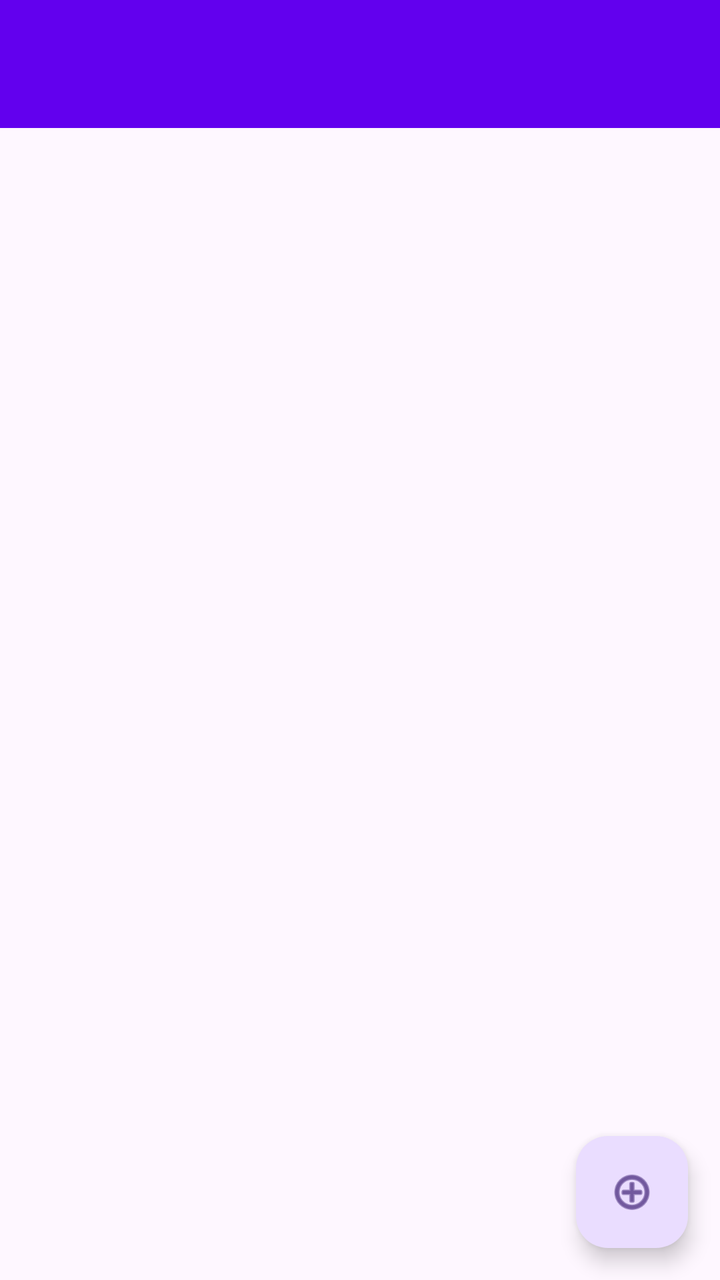
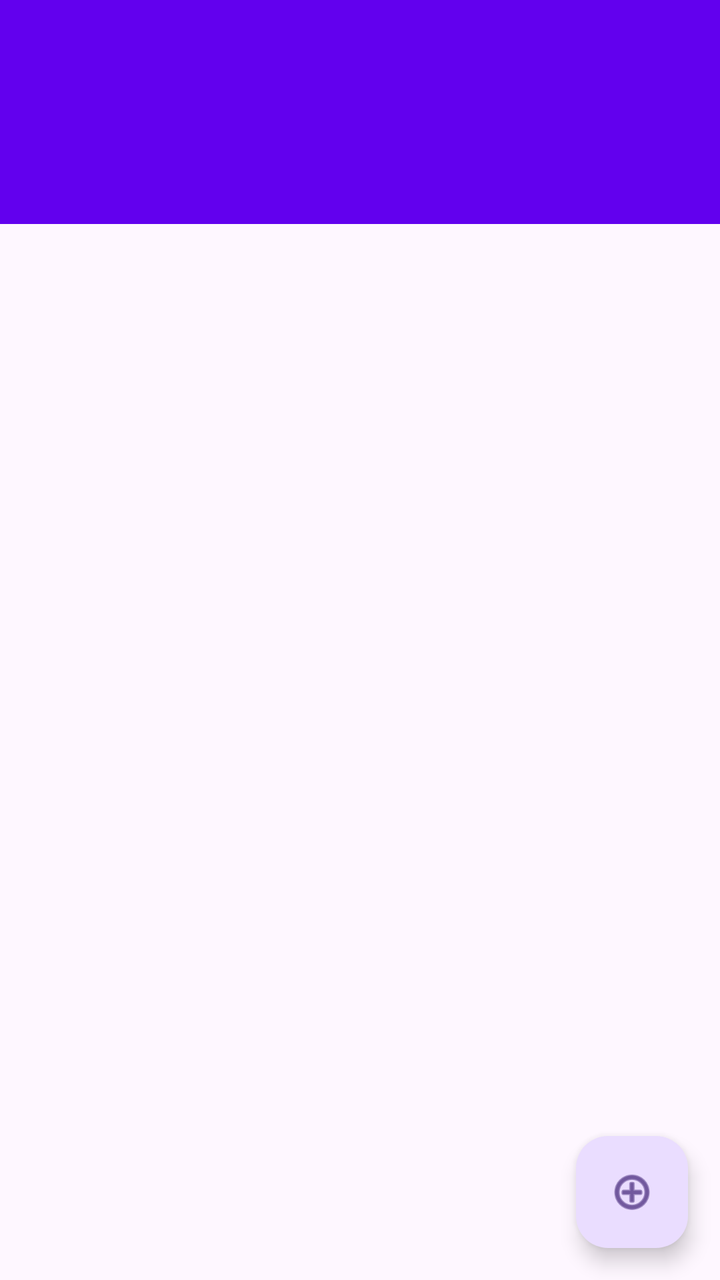

An Android layout rendered at two revisions. The XML below is the earlier revision; the diff shows what the commit changed to produce the second picture.
<!-- AndroidManifest.xml: application theme Theme.ReadAloud -->
<!-- res/layout/activity_main.xml -->
<?xml version="1.0" encoding="utf-8"?>
<androidx.coordinatorlayout.widget.CoordinatorLayout xmlns:android="http://schemas.android.com/apk/res/android"
    xmlns:app="http://schemas.android.com/apk/res-auto"
    android:layout_width="match_parent"
    android:layout_height="match_parent"
    android:fitsSystemWindows="true">

    <com.google.android.material.appbar.AppBarLayout
        android:layout_width="match_parent"
        android:layout_height="wrap_content"
        android:theme="@style/Theme.ReadAloud.AppBarOverlay">

        <androidx.appcompat.widget.Toolbar
            android:id="@+id/toolbar"
            android:layout_width="match_parent"
            android:layout_height="?attr/actionBarSize"
            android:background="?attr/colorPrimary"
            app:popupTheme="@style/Theme.ReadAloud.PopupOverlay" />

    </com.google.android.material.appbar.AppBarLayout>

    <androidx.recyclerview.widget.RecyclerView
        android:id="@+id/recyclerView"
        android:layout_width="match_parent"
        android:layout_height="match_parent"
        android:padding="16dp"
        android:clipToPadding="false"
        app:layout_behavior="@string/appbar_scrolling_view_behavior" />

    <com.google.android.material.floatingactionbutton.FloatingActionButton
        android:id="@+id/fab"
        android:layout_width="wrap_content"
        android:layout_height="wrap_content"
        android:layout_gravity="bottom|end"
        android:layout_margin="16dp"
        android:src="@android:drawable/ic_menu_add"
        android:contentDescription="@string/add_text" />

</androidx.coordinatorlayout.widget.CoordinatorLayout>
<!-- resources referenced by this layout -->
<resources>
  <string name="add_text">Add Text</string>
  <string name="appbar_scrolling_view_behavior">com.google.android.material.appbar.AppBarLayout$ScrollingViewBehavior</string>
  <style name="Theme.ReadAloud.AppBarOverlay" parent="ThemeOverlay.Material3.Dark.ActionBar" />
  <style name="Theme.ReadAloud.PopupOverlay" parent="ThemeOverlay.Material3.Light" />
  <style name="Theme.ReadAloud" parent="Theme.Material3.DayNight.NoActionBar">
          <item name="colorPrimary">@color/purple_700</item>
          <item name="colorPrimaryVariant">@color/purple_200</item>
          <item name="colorOnPrimary">@color/white</item>
          <item name="colorSecondary">@color/teal_200</item>
          <item name="colorSecondaryVariant">@color/teal_700</item>
          <item name="colorOnSecondary">@color/black</item>
          <item name="android:statusBarColor">?attr/colorPrimaryVariant</item>
      </style>
  <color name="purple_700">#FF6200EE</color>
  <color name="purple_200">#FFBB86FC</color>
  <color name="white">#FFFFFFFF</color>
  <color name="teal_200">#FF03DAC5</color>
  <color name="teal_700">#FF018786</color>
  <color name="black">#FF000000</color>
</resources>

<!-- the commit's change to res/layout/activity_main.xml (unified diff, before → after) -->
@@ -17,6 +17,15 @@
             android:background="?attr/colorPrimary"
             app:popupTheme="@style/Theme.ReadAloud.PopupOverlay" />
 
+        <com.google.android.material.tabs.TabLayout
+            android:id="@+id/tabs"
+            android:layout_width="match_parent"
+            android:layout_height="wrap_content"
+            android:background="?attr/colorPrimary"
+            app:tabIndicatorColor="@android:color/white"
+            app:tabSelectedTextColor="@android:color/white"
+            app:tabTextColor="#CCFFFFFF" />
+
     </com.google.android.material.appbar.AppBarLayout>
 
     <androidx.recyclerview.widget.RecyclerView
@@ -24,6 +33,7 @@
         android:layout_width="match_parent"
         android:layout_height="match_parent"
         android:padding="16dp"
+        android:paddingBottom="88dp"
         android:clipToPadding="false"
         app:layout_behavior="@string/appbar_scrolling_view_behavior" />
 
@@ -36,4 +46,30 @@
         android:src="@android:drawable/ic_menu_add"
         android:contentDescription="@string/add_text" />
 
+    <LinearLayout
+        android:id="@+id/actionBar"
+        android:layout_width="match_parent"
+        android:layout_height="wrap_content"
+        android:layout_gravity="bottom"
+        android:orientation="horizontal"
+        android:gravity="end|center_vertical"
+        android:background="?attr/colorPrimary"
+        android:padding="8dp"
+        android:visibility="gone">
+
+        <Button
+            android:id="@+id/btnArchive"
+            android:layout_width="wrap_content"
+            android:layout_height="wrap_content"
+            android:text="@string/archive" />
+
+        <Button
+            android:id="@+id/btnDelete"
+            android:layout_width="wrap_content"
+            android:layout_height="wrap_content"
+            android:layout_marginStart="8dp"
+            android:text="@string/delete" />
+
+    </LinearLayout>
+
 </androidx.coordinatorlayout.widget.CoordinatorLayout>
<!-- resource entries referenced after the edit -->
@@ -2,6 +2,8 @@
 <resources>
   <string name="add_text">Add Text</string>
   <string name="appbar_scrolling_view_behavior">com.google.android.material.appbar.AppBarLayout$ScrollingViewBehavior</string>
+  <string name="archive">Archive</string>
+  <string name="delete">Delete</string>
   <style name="Theme.ReadAloud.AppBarOverlay" parent="ThemeOverlay.Material3.Dark.ActionBar" />
   <style name="Theme.ReadAloud.PopupOverlay" parent="ThemeOverlay.Material3.Light" />
   <style name="Theme.ReadAloud" parent="Theme.Material3.DayNight.NoActionBar">
